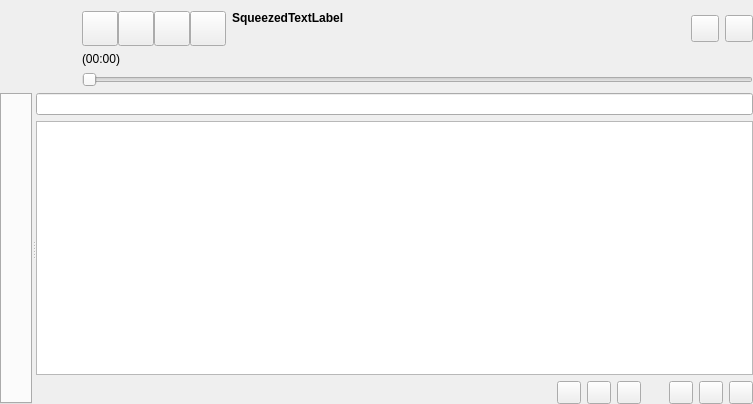
This is gui/mainwindow.ui in polpo/cantata-mac as Qt 5 draws it before an edit. The edited form follows.
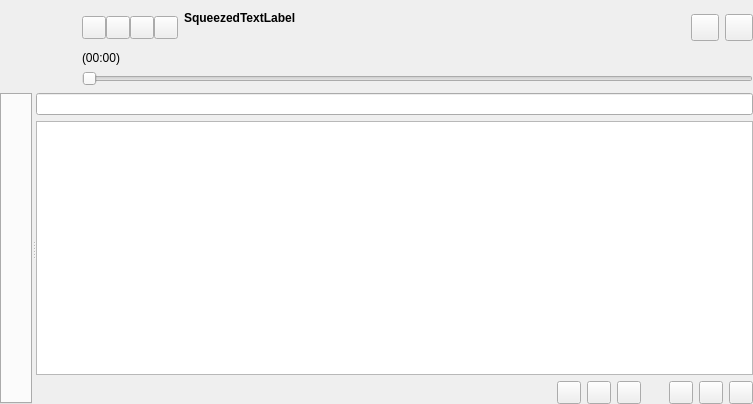
This is the edited form. Custom widgets are drawn as their Qt base class.

Commit message: Add context menu to toolbar buttons to enable using smaller buttons.

```diff
--- a/gui/mainwindow.ui
+++ b/gui/mainwindow.ui
@@ -51,44 +51,16 @@
       <number>0</number>
      </property>
      <item>
-      <widget class="QToolButton" name="prevTrackButton">
-       <property name="iconSize">
-        <size>
-         <width>28</width>
-         <height>28</height>
-        </size>
-       </property>
-      </widget>
+      <widget class="QToolButton" name="prevTrackButton"/>
      </item>
      <item>
-      <widget class="QToolButton" name="playPauseTrackButton">
-       <property name="iconSize">
-        <size>
-         <width>28</width>
-         <height>28</height>
-        </size>
-       </property>
-      </widget>
+      <widget class="QToolButton" name="playPauseTrackButton"/>
      </item>
      <item>
-      <widget class="QToolButton" name="stopTrackButton">
-       <property name="iconSize">
-        <size>
-         <width>28</width>
-         <height>28</height>
-        </size>
-       </property>
-      </widget>
+      <widget class="QToolButton" name="stopTrackButton"/>
      </item>
      <item>
-      <widget class="QToolButton" name="nextTrackButton">
-       <property name="iconSize">
-        <size>
-         <width>28</width>
-         <height>28</height>
-        </size>
-       </property>
-      </widget>
+      <widget class="QToolButton" name="nextTrackButton"/>
      </item>
     </layout>
    </item>
```
The commit also changes 5 other files.
